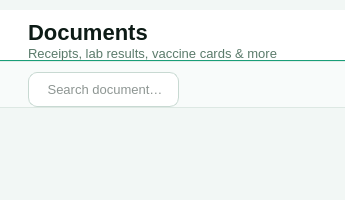
Qt form src/ui/page_documents.ui (shasheenahdeeneillelumasag/CCC151---Group-Project) before a commit.
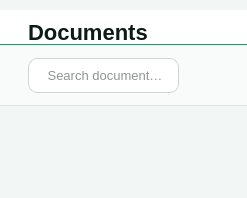
The same form after that commit.

Commit message: Remove header subtitles, increase toolbar to 64px with equal margins

Patch:
```diff
--- a/src/ui/page_documents.ui
+++ b/src/ui/page_documents.ui
@@ -30,12 +30,6 @@
            <property name="styleSheet"><string>QLabel { font-size: 22px; font-weight: bold; color: #0D1B16; }</string></property>
           </widget>
          </item>
-         <item>
-          <widget class="QLabel">
-           <property name="text"><string>Receipts, lab results, vaccine cards &amp; more</string></property>
-           <property name="styleSheet"><string>QLabel { font-size: 13px; color: #5A7A6A; }</string></property>
-         </widget>
-        </item>
        </layout>
       </item>
        <item>
@@ -57,9 +51,9 @@
        <property name="maximumHeight"><number>56</number></property>
       <layout class="QHBoxLayout">
        <property name="leftMargin"><number>28</number></property>
-       <property name="topMargin"><number>10</number></property>
+        <property name="topMargin"><number>12</number></property>
        <property name="rightMargin"><number>28</number></property>
-       <property name="bottomMargin"><number>0</number></property>
+        <property name="bottomMargin"><number>12</number></property>
        <item>
         <widget class="QLineEdit" name="searchInput">
          <property name="placeholderText"><string> Search documents...</string></property>
```
Left out of the diff: 4 changed lines with no effect on the pictures. Lines whose indentation alone changed are shown as unchanged. The commit also changes 6 other files.
